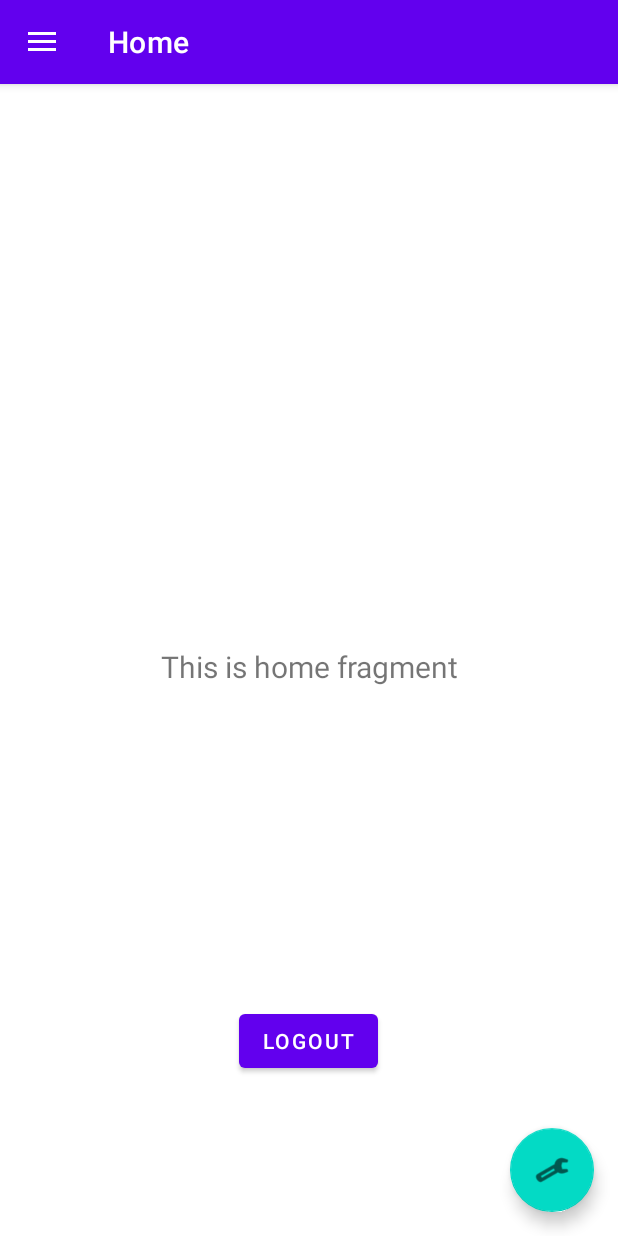
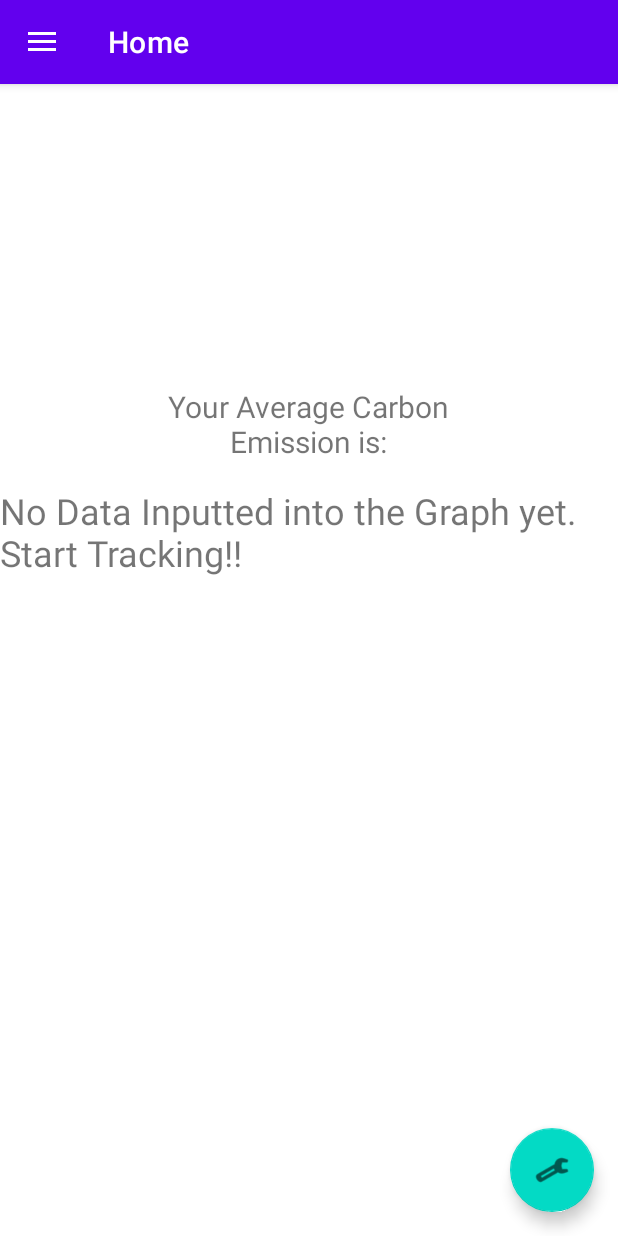
Before and after one commit to ntoro123/CO2Project, an Android app: the screen it shows after launch once a user with an empty profile is signed in (MainActivity), on a phone screen of 412 x 824 dp. Run offline under Robolectric (Android 15) with nearby library versions, the phone set to English and light mode, and no system bars; our stand-ins replace Firebase (no records; nobody signed in at launch, a user with empty details on screens opened directly), navigation-ui.

```diff
--- a/app/build.gradle
+++ b/app/build.gradle
@@ -76,6 +76,7 @@ dependencies {
     implementation 'androidx.compose.ui:ui-tooling-preview'
     implementation 'androidx.compose.material3:material3'
     implementation 'androidx.annotation:annotation:1.3.0'
+    implementation 'androidx.legacy:legacy-support-v4:1.0.0'
     testImplementation 'junit:junit:4.13.2'
     androidTestImplementation 'androidx.test.ext:junit:1.1.5'
     androidTestImplementation 'androidx.test.espresso:espresso-core:3.5.1'
--- a/app/src/main/AndroidManifest.xml
+++ b/app/src/main/AndroidManifest.xml
@@ -14,6 +14,9 @@
         android:supportsRtl="true"
         android:theme="@style/Theme.MyApplication"
         tools:targetApi="31">
+        <activity
+            android:name=".ui.editaccount.editAccount"
+            android:exported="false" />
         <activity
             android:name=".ui.signup.SignUp"
             android:exported="false"
--- a/app/src/main/java/com/example/myapplication/MainActivity.java
+++ b/app/src/main/java/com/example/myapplication/MainActivity.java
@@ -1,5 +1,6 @@
 package com.example.myapplication;
 
+import android.content.Intent;
 import android.os.Bundle;
 import android.view.View;
 import android.view.Menu;
@@ -11,8 +12,10 @@ import androidx.annotation.NonNull;
 import androidx.appcompat.widget.Toolbar;
 
 import com.example.myapplication.databinding.ActivityMainBinding;
+import com.example.myapplication.ui.editaccount.editAccount;
 import com.google.android.gms.tasks.OnFailureListener;
 import com.google.android.gms.tasks.OnSuccessListener;
+import com.google.android.material.floatingactionbutton.FloatingActionButton;
 import com.google.android.material.snackbar.Snackbar;
 import com.google.android.material.navigation.NavigationView;
 import com.google.firebase.auth.FirebaseAuth;
@@ -23,8 +26,11 @@ import com.google.firebase.firestore.DocumentSnapshot;
 import com.google.firebase.firestore.FirebaseFirestore;
 
 import androidx.fragment.app.Fragment;
+import androidx.fragment.app.FragmentManager;
+import androidx.fragment.app.FragmentTransaction;
 import androidx.navigation.NavController;
 import androidx.navigation.NavDestination;
+import androidx.navigation.NavDirections;
 import androidx.navigation.Navigation;
 import androidx.navigation.fragment.FragmentNavigator;
 import androidx.navigation.fragment.NavHostFragment;
@@ -36,6 +42,7 @@ import androidx.appcompat.app.AppCompatActivity;
 
 public class MainActivity extends AppCompatActivity {
 
+    FloatingActionButton editSet;
     private AppBarConfiguration mAppBarConfiguration;
     private ActivityMainBinding binding;
     private NavController navController;
@@ -53,12 +60,21 @@ public class MainActivity extends AppCompatActivity {
         setSupportActionBar(binding.appBarMain.toolbar);
 
         View headerView = binding.navView.getHeaderView(0);
+
+        editSet = findViewById(R.id.fab);
         db = FirebaseFirestore.getInstance();
         currentUser = mAuth.getCurrentUser();
         String uid = currentUser.getUid();
         DocumentReference userRef = db.collection("users").document(uid);
         muser = headerView.findViewById(R.id.User);
 
+        editSet.setOnClickListener(new View.OnClickListener() {
+            @Override
+            public void onClick(View view) {
+                Intent intent = new Intent(MainActivity.this, editAccount.class);
+                startActivity(intent);
+            }
+        });
         userRef.get().addOnSuccessListener(new OnSuccessListener<DocumentSnapshot>() {
             @Override
             public void onSuccess(DocumentSnapshot documentSnapshot) {
--- a/app/src/main/java/com/example/myapplication/ui/home/HomeFragment.java
+++ b/app/src/main/java/com/example/myapplication/ui/home/HomeFragment.java
@@ -5,7 +5,10 @@ import android.os.Bundle;
 import android.view.LayoutInflater;
 import android.view.View;
 import android.view.ViewGroup;
+import android.widget.AdapterView;
+import android.widget.ArrayAdapter;
 import android.widget.Button;
+import android.widget.Spinner;
 import android.widget.TextView;
 
 import androidx.annotation.NonNull;
@@ -16,13 +19,28 @@ import com.example.myapplication.R;
 import com.example.myapplication.databinding.FragmentHomeBinding;
 import com.example.myapplication.ui.login.LoginActivity;
 import com.example.myapplication.ui.signup.SignUp;
+import com.google.android.gms.tasks.OnFailureListener;
+import com.google.android.gms.tasks.OnSuccessListener;
 import com.google.firebase.auth.FirebaseAuth;
+import com.google.firebase.auth.FirebaseUser;
+import com.google.firebase.firestore.DocumentReference;
+import com.google.firebase.firestore.DocumentSnapshot;
+import com.google.firebase.firestore.FirebaseFirestore;
 
-public class HomeFragment extends Fragment {
+import org.w3c.dom.Text;
+
+import java.util.ArrayList;
+import java.util.List;
+
+public class HomeFragment extends Fragment{
+
+    TextView avg;
 
     private FragmentHomeBinding binding;
-    private Button logout;
+
     private FirebaseAuth mAuth;
+    private FirebaseUser currentUser;
+    private FirebaseFirestore db;
     public View onCreateView(@NonNull LayoutInflater inflater,
                              ViewGroup container, Bundle savedInstanceState) {
         HomeViewModel homeViewModel =
@@ -31,28 +49,44 @@ public class HomeFragment extends Fragment {
         binding = FragmentHomeBinding.inflate(inflater, container, false);
         View root = binding.getRoot();
 
+
+        avg = root.findViewById(R.id.avg);
         mAuth = FirebaseAuth.getInstance();
-        final TextView textView = binding.textHome;
-        homeViewModel.getText().observe(getViewLifecycleOwner(), textView::setText);
+        currentUser = FirebaseAuth.getInstance().getCurrentUser();
+        String uid = currentUser.getUid();
+        db = FirebaseFirestore.getInstance();
+        DocumentReference userRef = db.collection("users").document(uid);
 
-        logout = root.findViewById(R.id.logout);
-        logout.setOnClickListener(new View.OnClickListener() {
+        userRef.get().addOnSuccessListener(new OnSuccessListener<DocumentSnapshot>() {
             @Override
-            public void onClick(View v) {
-                mAuth.signOut();
-                Intent intent = new Intent(getActivity(), LoginActivity.class);
-                startActivity(intent);
-                getActivity().finish();
-
+            public void onSuccess(DocumentSnapshot documentSnapshot) {
+                if (documentSnapshot.exists()) {
+                    if (documentSnapshot.contains("average")) {
+                        Double average = documentSnapshot.getDouble("average");
+                        float faverage = average.floatValue();
+                        avg.setText(String.format("%.2f",faverage));
+                    } else {
+                        avg.setText("No Data Inputted into the Graph yet. Start Tracking!!");
+                    }
+                } else {
+                    avg.setText("No Data Inputted into the Graph yet. Start Tracking!!");
+                }
+            }
+        }).addOnFailureListener(new OnFailureListener() {
+            @Override
+            public void onFailure(@NonNull Exception e) {
+                // handle the case when getting the user's document fails
             }
         });
+
+
         return root;
     }
-
 
     @Override
     public void onDestroyView() {
         super.onDestroyView();
         binding = null;
     }
+
 }
--- a/app/src/main/res/layout/fragment_home.xml
+++ b/app/src/main/res/layout/fragment_home.xml
@@ -7,28 +7,37 @@
     tools:context=".ui.home.HomeFragment">
 
     <TextView
-        android:id="@+id/text_home"
-        android:layout_width="match_parent"
-        android:layout_height="wrap_content"
+        android:id="@+id/avgHome"
+        android:layout_width="220dp"
+        android:layout_height="56dp"
         android:layout_marginStart="8dp"
         android:layout_marginTop="8dp"
         android:layout_marginEnd="8dp"
+        android:text="Your Average Carbon Emission is:"
         android:textAlignment="center"
         android:textSize="20sp"
         app:layout_constraintBottom_toBottomOf="parent"
         app:layout_constraintEnd_toEndOf="parent"
+        app:layout_constraintHorizontal_bias="0.497"
         app:layout_constraintStart_toStartOf="parent"
-        app:layout_constraintTop_toTopOf="parent" />
+        app:layout_constraintTop_toTopOf="parent"
+        app:layout_constraintVertical_bias="0.275" />
 
-    <Button
-        android:id="@+id/logout"
+
+    <TextView
+        android:id="@+id/avg"
         android:layout_width="wrap_content"
         android:layout_height="wrap_content"
-        android:text="Logout"
+        android:textSize="24sp"
         app:layout_constraintBottom_toBottomOf="parent"
         app:layout_constraintEnd_toEndOf="parent"
         app:layout_constraintHorizontal_bias="0.498"
         app:layout_constraintStart_toStartOf="parent"
         app:layout_constraintTop_toTopOf="parent"
-        app:layout_constraintVertical_bias="0.853" />
+        app:layout_constraintVertical_bias="0.379" />
+
+
+
+
+
 </androidx.constraintlayout.widget.ConstraintLayout>
--- /dev/null
+++ b/app/src/main/res/values/ids.xml
@@ -0,0 +1,5 @@
+<?xml version="1.0" encoding="utf-8"?>
+<resources>
+    <item name="spinner2" type="id" />
+
+</resources>
```
Also changed, not shown: app/src/main/java/com/example/myapplication/ui/editaccount/editAccount.java (added, +134 -0 lines), app/src/main/java/com/example/myapplication/ui/gallery/GalleryFragment.java (+7 -5 lines), app/src/main/res/layout/activity_edit_account.xml (added, +107 -0 lines), app/src/main/res/values/strings.xml (+27 -0 lines).
